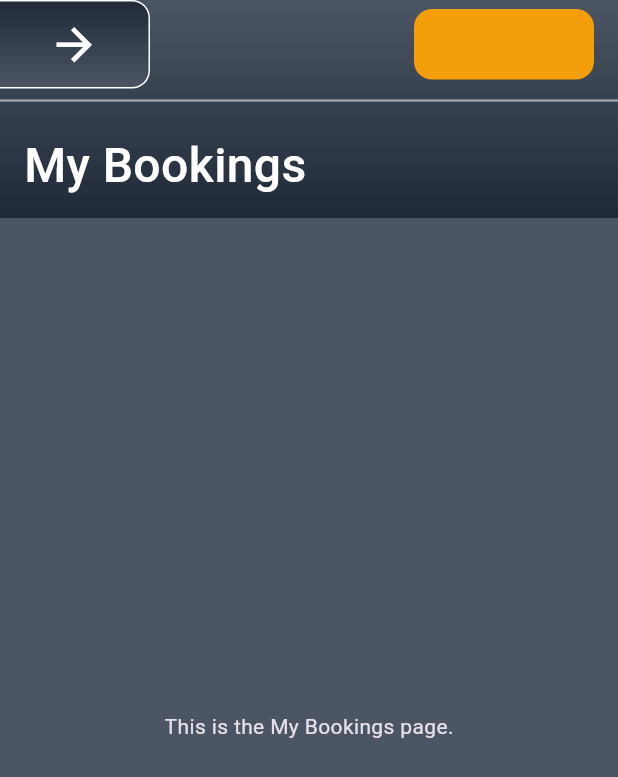
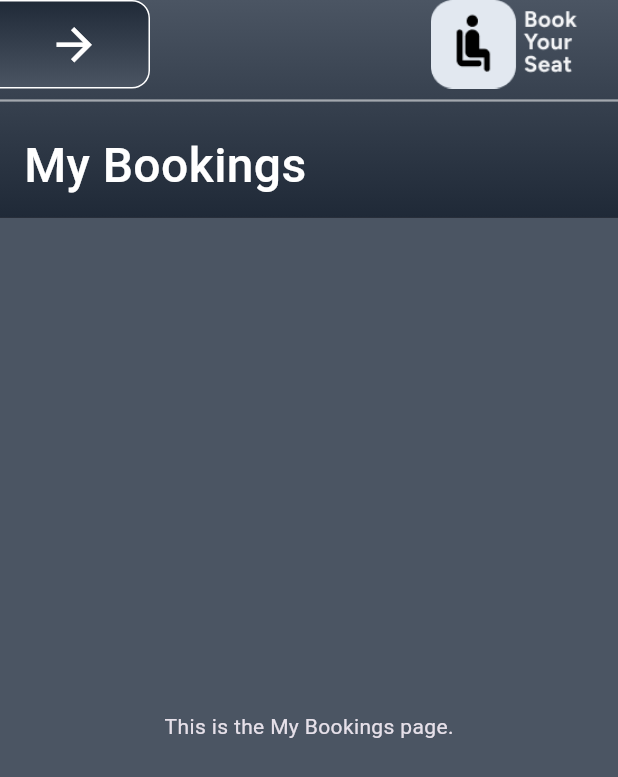
Before and after one commit to ITSSBackToSchool/echipa-3-mobile, a Flutter app: the screen it shows after launch, after a tap on "View Reservations", on a phone screen of 412 x 824 dp. Shown: the top 777 px of the screen. Run offline on Flutter 3.47's test engine with Material 3 defaults, Android fonts, the phone set to English and light mode, and no system bars; our stand-ins replace table_calendar, weather_icons.

Commit message:
Added the Logo on the app bar, and drawer

```diff
--- a/lib/main.dart
+++ b/lib/main.dart
@@ -71,13 +71,16 @@ class _MyHomePageState extends State<MyHomePage> {
 
   /// Builds the top welcome section with text and an image.
   Widget _buildWelcomeHeader() {
-    return Column( // Changed from Row to Column
-      crossAxisAlignment: CrossAxisAlignment.center, // Center items horizontally
+    return Row(
+      mainAxisAlignment: MainAxisAlignment.center, // Horizontally center the content
+      children: [
+        Column(
+          crossAxisAlignment: CrossAxisAlignment.center, // Center items vertically within the column
           children: [
             const Text(
               'Bine ai revenit, User!',
               style: TextStyle(
-            fontSize: 28,
+                fontSize: 36,
                 fontWeight: FontWeight.bold,
                 color: Color(0xFF374151),
               ),
@@ -95,8 +98,10 @@ class _MyHomePageState extends State<MyHomePage> {
             const SizedBox(height: 24), // Added space between text and image
             Image.asset( // This widget is not const
               'assets/images/working_man.png',
-          height: 150, // Slightly larger for better visibility
+              height: 200, // Slightly larger for better visibility
               fit: BoxFit.contain,
+            ),
+          ],
         ),
       ],
     );
@@ -111,9 +116,10 @@ class _MyHomePageState extends State<MyHomePage> {
         borderRadius: BorderRadius.circular(20.0),
         boxShadow: [
           BoxShadow(
-            color: Colors.black.withOpacity(0.1),
-            blurRadius: 10,
-            offset: const Offset(0, 4),
+            color: Colors.black.withOpacity(0.25), // 25%
+            offset: const Offset(9, 9),            // X=0, Y=4
+            blurRadius: 4,                         // Blur=4
+            spreadRadius: 0,                       // Spread=0
           ),
         ],
       ),
--- a/lib/widgets/custom_app_bar.dart
+++ b/lib/widgets/custom_app_bar.dart
@@ -61,13 +61,10 @@ class CustomAppBar extends StatelessWidget implements PreferredSizeWidget {
       title: const Text(''),
       actions: [
         Padding(
-          padding: const EdgeInsets.only(right: 16.0, top: 6, bottom: 6),
-          child: Container(
-            width: 120,
-            decoration: BoxDecoration(
-              color: AppColors.accent,
-              borderRadius: BorderRadius.circular(12),
-            ),
+          padding: const EdgeInsets.only(right: 12.0, top: 0, bottom: 0),
+          child: Image.asset(
+            'assets/images/Logo.png',
+            height: 100, // Set the height to make the logo bigger
           ),
         ),
       ],
--- a/lib/widgets/custom_drawer.dart
+++ b/lib/widgets/custom_drawer.dart
@@ -3,7 +3,6 @@ import 'package:seat_booking_mobile/utils/app_colors.dart';
 
 class CustomDrawer extends StatefulWidget {
   const CustomDrawer({super.key});
-
   @override
   State<CustomDrawer> createState() => _CustomDrawerState();
 }
@@ -24,31 +23,15 @@ class _CustomDrawerState extends State<CustomDrawer> {
                 Navigator.pushNamed(context, '/');
               },
               child: Row(
-                mainAxisAlignment: MainAxisAlignment.spaceBetween,
-                crossAxisAlignment: CrossAxisAlignment.start,
                 children: [
-                  Row(
-                    crossAxisAlignment: CrossAxisAlignment.start,
-                    children: [
-                      Container(
-                        width: 60,
-                        height: 60,
-                        decoration: BoxDecoration(
-                          color: AppColors.accent,
-                          borderRadius: BorderRadius.circular(12),
-                        ),
-                      ),
-                      const SizedBox(width: 12),
-                      const Text(
-                        'Book\nYour\nSeat',
-                        style: TextStyle(
-                          color: Colors.white,
-                          fontSize: 22,
-                          fontWeight: FontWeight.bold,
-                          height: 1.2,
-                        ),
-                      ),
-                    ],
+                  // Wrap the Image in Flexible to ensure it scales down to fit the available width.
+                  Flexible(
+                    child: Image.asset(
+                      'assets/images/Logo.png',
+                      // Giving a height is still good for consistency,
+                      // but Flexible will handle the width constraint.
+                      height: 150,
+                    ),
                   ),
                 ],
               ),
@@ -79,13 +62,15 @@ class _CustomDrawerState extends State<CustomDrawer> {
                     children: [
                       CircleAvatar(radius: 25, backgroundColor: Colors.grey),
                       SizedBox(width: 12),
-                      Column(
-                        crossAxisAlignment: CrossAxisAlignment.start,
-                        children: [
-                          Text('Cosmin Gheorghe', style: TextStyle(color: Colors.black, fontWeight: FontWeight.bold)),
-                          Text('cosmin@example.com', style: TextStyle(color: Colors.black54, fontSize: 12)),
-                          Text('View profile', style: TextStyle(color: Colors.black54, fontSize: 12)),
-                        ],
+                      Expanded( // Prevents overflow with long names/emails
+                        child: Column(
+                          crossAxisAlignment: CrossAxisAlignment.start,
+                          children: [
+                            Text('Cosmin Gheorghe', style: TextStyle(color: Colors.black, fontWeight: FontWeight.bold), overflow: TextOverflow.ellipsis),
+                            Text('cosmin@example.com', style: TextStyle(color: Colors.black54, fontSize: 12), overflow: TextOverflow.ellipsis),
+                            Text('View profile', style: TextStyle(color: Colors.black54, fontSize: 12)),
+                          ],
+                        ),
                       ),
                     ],
                   ),
```
Also changed, not shown: assets/images/Logo.png (added). Lines whose indentation alone changed are shown as unchanged.
